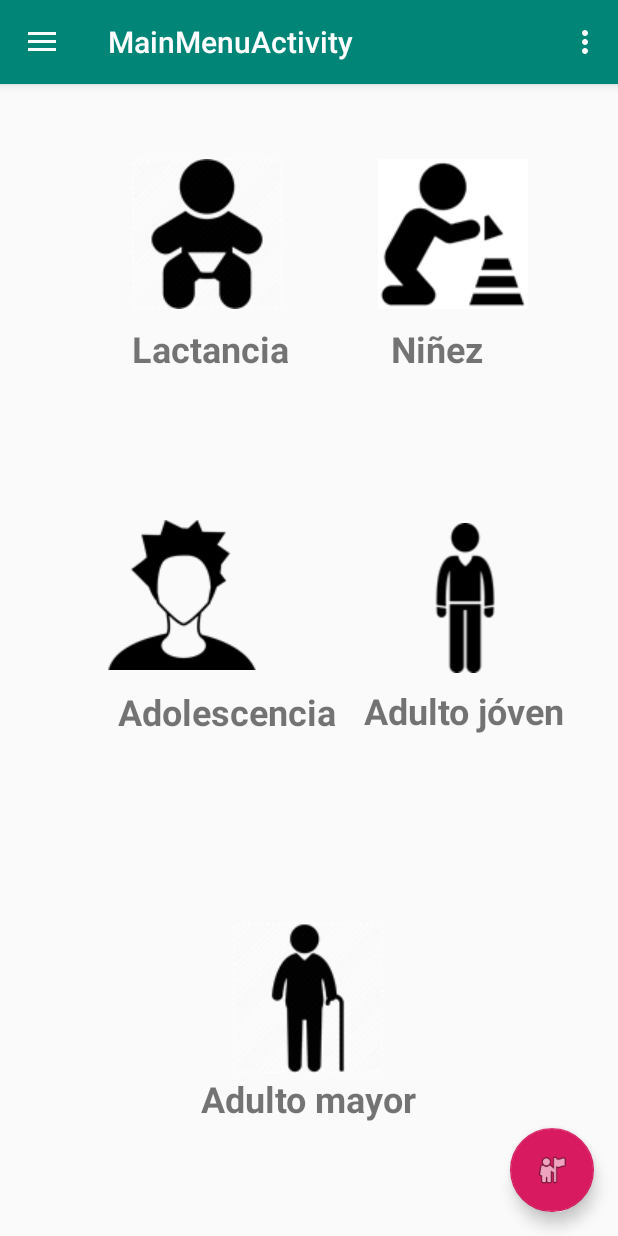
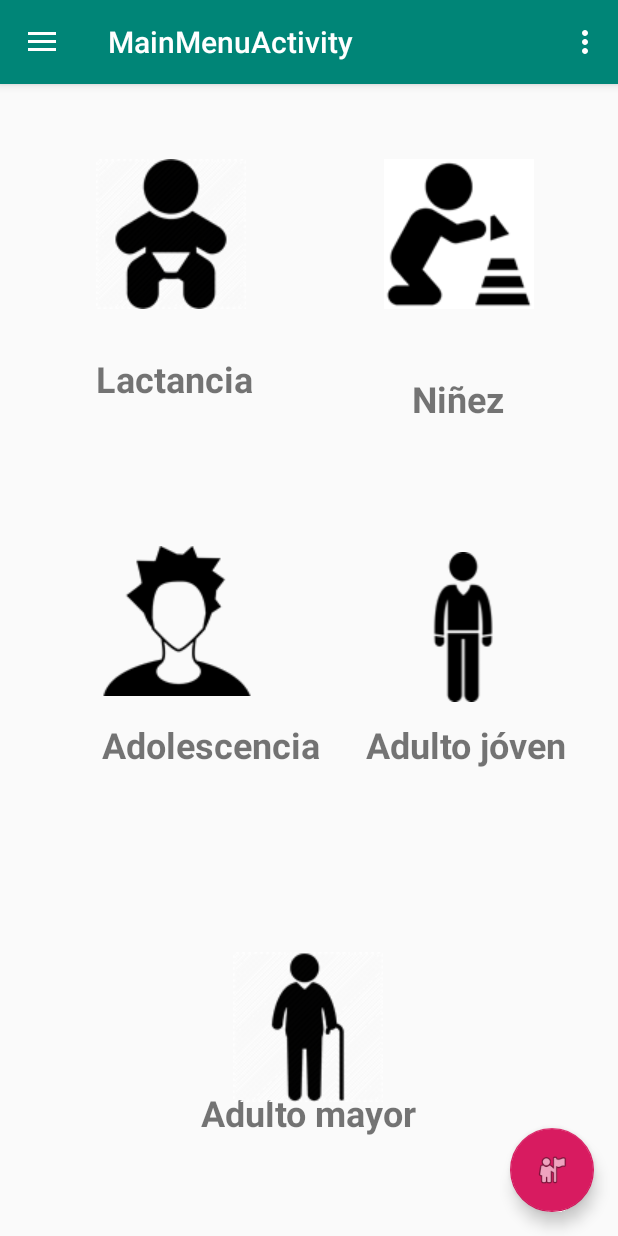
Before and after one commit to AbnerLop/LNB, an Android app: the fragment MenuFragment placed in its activity, in the options menu, after a tap on "Settings", on a phone screen of 412 x 824 dp. Run offline under Robolectric (Android 15) with nearby library versions, the light colour scheme and no system bars.

Commit message:
Commit con detail de menu

```diff
--- a/app/src/main/AndroidManifest.xml
+++ b/app/src/main/AndroidManifest.xml
@@ -9,10 +9,11 @@
         android:roundIcon="@mipmap/ic_launcher_round"
         android:supportsRtl="true"
         android:theme="@style/AppTheme">
+        <activity android:name=".DetailActivity"></activity>
         <activity
             android:name=".MainMenuActivity"
             android:label="@string/title_activity_main_menu"
-            android:theme="@style/AppTheme.NoActionBar"></activity>
+            android:theme="@style/AppTheme.NoActionBar" />
         <activity android:name=".SplashScreenActivity">
             <intent-filter>
                 <action android:name="android.intent.action.MAIN" />
--- /dev/null
+++ b/app/src/main/java/edu/itesm/lnb/DetailActivity.java
@@ -0,0 +1,25 @@
+package edu.itesm.lnb;
+
+import android.support.v7.app.AppCompatActivity;
+import android.os.Bundle;
+import android.widget.TextView;
+
+public class DetailActivity extends AppCompatActivity {
+    private TextView textView;
+
+    @Override
+    protected void onCreate(Bundle savedInstanceState) {
+        super.onCreate(savedInstanceState);
+        setContentView(R.layout.activity_detail);
+
+
+        textView = (TextView) findViewById(R.id.detailTV);
+
+        String string = getIntent().getStringExtra("file");
+        String file = "file";
+
+        //Add
+        textView.setText(string);
+    }
+
+}
--- a/app/src/main/java/edu/itesm/lnb/MenuFragment.java
+++ b/app/src/main/java/edu/itesm/lnb/MenuFragment.java
@@ -1,6 +1,7 @@
 package edu.itesm.lnb;
 
 import android.content.Context;
+import android.content.Intent;
 import android.net.Uri;
 import android.os.Bundle;
 import android.support.v4.app.Fragment;
@@ -60,11 +61,89 @@ public class MenuFragment extends Fragment {
         }
     }
 
+    private void goDetail(String detail){
+        Intent intent = new Intent(this.getContext(), DetailActivity.class);
+        intent.putExtra("file",detail);
+        startActivity(intent);
+    }
+
+    public void detail(View view){
+        String file = "";
+        switch(view.getId()){
+            case R.id.lactancy:
+                goDetail("Lactancy");
+                break;
+            case R.id.childhood:
+                goDetail("childhood");
+                break;
+            case R.id.youth:
+                goDetail("youth");
+                break;
+            case R.id.adult:
+                goDetail("adult");
+                break;
+            case R.id.elderly:
+                goDetail("elderly");
+                break;
+        }
+    }
+
     @Override
-    public View onCreateView(LayoutInflater inflater, ViewGroup container,
-                             Bundle savedInstanceState) {
-        // Inflate the layout for this fragment
-        return inflater.inflate(R.layout.fragment_menu, container, false);
+    public View onCreateView(LayoutInflater inflater, ViewGroup container, Bundle savedInstanceState) {
+        View rootView = inflater.inflate(R.layout.fragment_menu, container, false);
+
+        View btn1 = rootView.findViewById(R.id.adult);
+        View btn2 = rootView.findViewById(R.id.childhood);
+        View btn3 = rootView.findViewById(R.id.lactancy);
+        View btn4 = rootView.findViewById(R.id.elderly);
+        View btn5 = rootView.findViewById(R.id.youth);
+
+        btn1.setOnClickListener(new View.OnClickListener() {
+
+            @Override
+            public void onClick(View v) {
+                detail(v);
+            }
+
+        });
+        btn2.setOnClickListener(new View.OnClickListener() {
+
+            @Override
+            public void onClick(View v) {
+                detail(v);
+            }
+
+        });
+        btn3.setOnClickListener(new View.OnClickListener() {
+
+            @Override
+            public void onClick(View v) {
+                detail(v);
+            }
+
+        });
+        btn4.setOnClickListener(new View.OnClickListener() {
+
+            @Override
+            public void onClick(View v) {
+                detail(v);
+            }
+
+        });
+        btn5.setOnClickListener(new View.OnClickListener() {
+
+            @Override
+            public void onClick(View v) {
+                detail(v);
+            }
+
+        });
+
+
+
+        return rootView;
+        /*/ Inflate the layout for this fragment
+        return inflater.inflate(R.layout.fragment_menu, container, false);*/
     }
 
     // TODO: Rename method, update argument and hook method into UI event
--- /dev/null
+++ b/app/src/main/res/layout/activity_detail.xml
@@ -0,0 +1,21 @@
+<?xml version="1.0" encoding="utf-8"?>
+<android.support.constraint.ConstraintLayout xmlns:android="http://schemas.android.com/apk/res/android"
+    xmlns:app="http://schemas.android.com/apk/res-auto"
+    xmlns:tools="http://schemas.android.com/tools"
+    android:layout_width="match_parent"
+    android:layout_height="match_parent"
+    tools:context=".DetailActivity">
+
+    <TextView
+        android:id="@+id/detailTV"
+        android:layout_width="wrap_content"
+        android:layout_height="wrap_content"
+        android:layout_marginStart="176dp"
+        android:layout_marginTop="8dp"
+        android:layout_marginBottom="8dp"
+        android:text="TextView"
+        app:layout_constraintBottom_toBottomOf="parent"
+        app:layout_constraintStart_toStartOf="parent"
+        app:layout_constraintTop_toTopOf="parent"
+        app:layout_constraintVertical_bias="0.487" />
+</android.support.constraint.ConstraintLayout>
--- a/app/src/main/res/layout/fragment_menu.xml
+++ b/app/src/main/res/layout/fragment_menu.xml
@@ -9,51 +9,40 @@
     <!-- TODO: Update blank fragment layout -->
 
     <Button
-        android:id="@+id/lactancyButton"
+        android:id="@+id/lactancy"
         android:layout_width="wrap_content"
         android:layout_height="wrap_content"
         android:layout_marginStart="64dp"
         android:layout_marginTop="50dp"
-        android:layout_marginEnd="20dp"
-        android:layout_marginBottom="8dp"
         android:background="@drawable/lactancy"
-        app:layout_constraintBottom_toBottomOf="parent"
-        app:layout_constraintEnd_toStartOf="@+id/childhoodButton"
         app:layout_constraintStart_toStartOf="parent"
-        app:layout_constraintTop_toTopOf="parent"
-        app:layout_constraintVertical_bias="0.0" />
+        app:layout_constraintTop_toTopOf="parent" />
 
     <TextView
         android:id="@+id/lactancyText"
         android:layout_width="wrap_content"
         android:layout_height="wrap_content"
-        android:layout_marginStart="65dp"
         android:layout_marginTop="10dp"
-        android:layout_marginEnd="214dp"
         android:layout_marginBottom="8dp"
         android:text="Lactancia"
         android:textAlignment="center"
         android:textSize="24sp"
         android:textStyle="bold"
         app:layout_constraintBottom_toBottomOf="parent"
-        app:layout_constraintEnd_toEndOf="parent"
-        app:layout_constraintHorizontal_bias="0.821"
-        app:layout_constraintStart_toStartOf="parent"
-        app:layout_constraintTop_toBottomOf="@+id/lactancyButton"
-        app:layout_constraintVertical_bias="0.0" />
+        app:layout_constraintStart_toStartOf="@+id/lactancy"
+        app:layout_constraintTop_toBottomOf="@+id/lactancy"
+        app:layout_constraintVertical_bias="0.035" />
 
     <Button
-        android:id="@+id/childhoodButton"
+        android:id="@+id/childhood"
         android:layout_width="wrap_content"
         android:layout_height="wrap_content"
-        android:layout_marginStart="20dp"
         android:layout_marginTop="50dp"
-        android:layout_marginEnd="36dp"
+        android:layout_marginEnd="56dp"
         android:layout_marginBottom="8dp"
         android:background="@drawable/childhood"
         app:layout_constraintBottom_toBottomOf="parent"
         app:layout_constraintEnd_toEndOf="parent"
-        app:layout_constraintStart_toEndOf="@+id/lactancyButton"
         app:layout_constraintTop_toTopOf="parent"
         app:layout_constraintVertical_bias="0.0" />
 
@@ -61,65 +50,55 @@
         android:id="@+id/childhoodText"
         android:layout_width="wrap_content"
         android:layout_height="wrap_content"
-        android:layout_marginStart="67dp"
-        android:layout_marginTop="10dp"
-        android:layout_marginEnd="90dp"
+        android:layout_marginTop="8dp"
+        android:layout_marginEnd="20dp"
         android:layout_marginBottom="488dp"
         android:text="Niñez"
         android:textAlignment="center"
         android:textSize="24sp"
         android:textStyle="bold"
         app:layout_constraintBottom_toBottomOf="parent"
-        app:layout_constraintEnd_toEndOf="parent"
-        app:layout_constraintStart_toEndOf="@+id/lactancyText"
-        app:layout_constraintTop_toBottomOf="@+id/childhoodButton"
-        app:layout_constraintVertical_bias="0.0" />
+        app:layout_constraintEnd_toEndOf="@+id/childhood"
+        app:layout_constraintTop_toBottomOf="@+id/childhood"
+        app:layout_constraintVertical_bias="0.396" />
 
     <Button
-        android:id="@+id/youthButton"
+        android:id="@+id/youth"
         android:layout_width="wrap_content"
         android:layout_height="wrap_content"
-        android:layout_marginStart="88dp"
+        android:layout_marginStart="68dp"
         android:layout_marginTop="80dp"
-        android:layout_marginEnd="45dp"
         android:layout_marginBottom="360dp"
         android:background="@drawable/youth"
         app:layout_constraintBottom_toBottomOf="parent"
-        app:layout_constraintEnd_toStartOf="@+id/adultButton"
         app:layout_constraintStart_toStartOf="parent"
-        app:layout_constraintTop_toBottomOf="@+id/lactancyText" />
+        app:layout_constraintTop_toBottomOf="@+id/lactancyText"
+        app:layout_constraintVertical_bias="1.0" />
 
     <TextView
         android:id="@+id/youthText"
         android:layout_width="wrap_content"
         android:layout_height="wrap_content"
-        android:layout_marginStart="78dp"
-        android:layout_marginTop="3dp"
-        android:layout_marginEnd="188dp"
-        android:layout_marginBottom="264dp"
+        android:layout_marginTop="16dp"
         android:text="Adolescencia"
         android:textAlignment="center"
         android:textSize="24sp"
         android:textStyle="bold"
-        app:layout_constraintBottom_toBottomOf="parent"
-        app:layout_constraintEnd_toEndOf="parent"
-        app:layout_constraintStart_toStartOf="parent"
-        app:layout_constraintTop_toBottomOf="@+id/youthButton"
-        app:layout_constraintVertical_bias="0.1" />
+        app:layout_constraintStart_toStartOf="@+id/youth"
+        app:layout_constraintTop_toBottomOf="@+id/youth" />
 
     <Button
-        android:id="@+id/adultButton"
+        android:id="@+id/adult"
         android:layout_width="95dp"
         android:layout_height="wrap_content"
-        android:layout_marginStart="45dp"
         android:layout_marginTop="80dp"
-        android:layout_marginEnd="72dp"
+        android:layout_marginEnd="56dp"
         android:layout_marginBottom="356dp"
         android:background="@drawable/adult"
         app:layout_constraintBottom_toBottomOf="parent"
         app:layout_constraintEnd_toEndOf="parent"
-        app:layout_constraintStart_toEndOf="@+id/youthButton"
-        app:layout_constraintTop_toBottomOf="@+id/childhoodText" />
+        app:layout_constraintTop_toBottomOf="@+id/childhoodText"
+        app:layout_constraintVertical_bias="1.0" />
 
     <TextView
         android:id="@+id/adultText"
@@ -135,25 +114,23 @@
         android:textStyle="bold"
         app:layout_constraintBottom_toBottomOf="parent"
         app:layout_constraintEnd_toEndOf="parent"
+        app:layout_constraintHorizontal_bias="1.0"
         app:layout_constraintStart_toStartOf="parent"
-        app:layout_constraintTop_toBottomOf="@+id/adultButton"
-        app:layout_constraintVertical_bias="0.068" />
+        app:layout_constraintTop_toBottomOf="@+id/adult"
+        app:layout_constraintVertical_bias="0.157" />
 
     <Button
-        android:id="@+id/elderlyButton"
+        android:id="@+id/elderly"
         android:layout_width="wrap_content"
         android:layout_height="wrap_content"
         android:layout_marginStart="155dp"
-        android:layout_marginTop="8dp"
         android:layout_marginEnd="156dp"
         android:layout_marginBottom="89dp"
         android:background="@drawable/elderly"
         app:layout_constraintBottom_toBottomOf="parent"
         app:layout_constraintEnd_toEndOf="parent"
         app:layout_constraintHorizontal_bias="0.0"
-        app:layout_constraintStart_toStartOf="parent"
-        app:layout_constraintTop_toTopOf="parent"
-        app:layout_constraintVertical_bias="0.966" />
+        app:layout_constraintStart_toStartOf="parent" />
 
     <TextView
         android:id="@+id/elderlyText"
@@ -169,6 +146,6 @@
         app:layout_constraintBottom_toBottomOf="parent"
         app:layout_constraintEnd_toEndOf="parent"
         app:layout_constraintStart_toStartOf="parent"
-        app:layout_constraintTop_toBottomOf="@+id/elderlyButton" />
+        app:layout_constraintTop_toBottomOf="@+id/elderly" />
 
 </android.support.constraint.ConstraintLayout>
```
